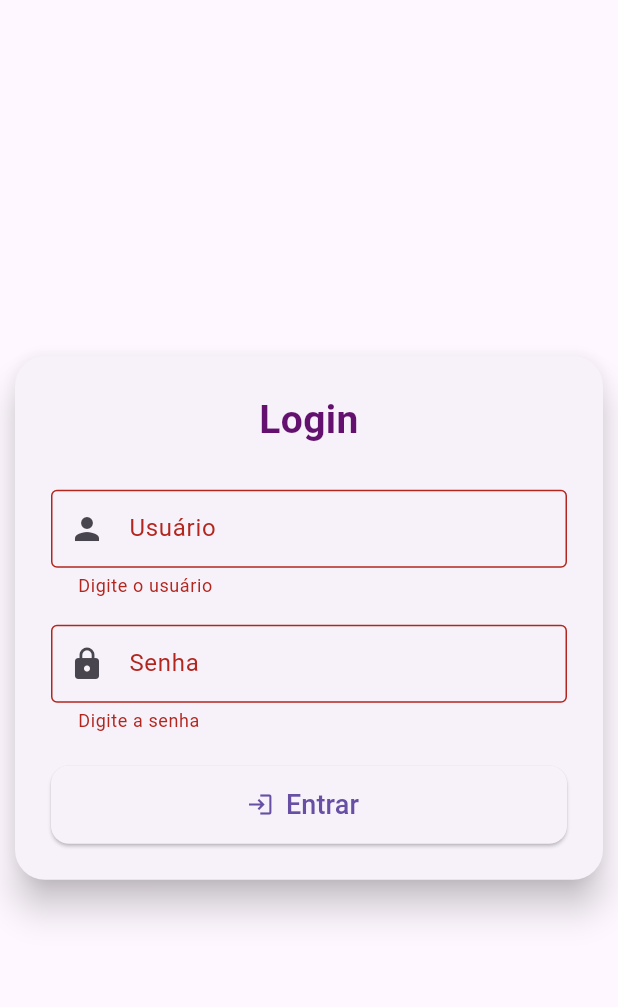
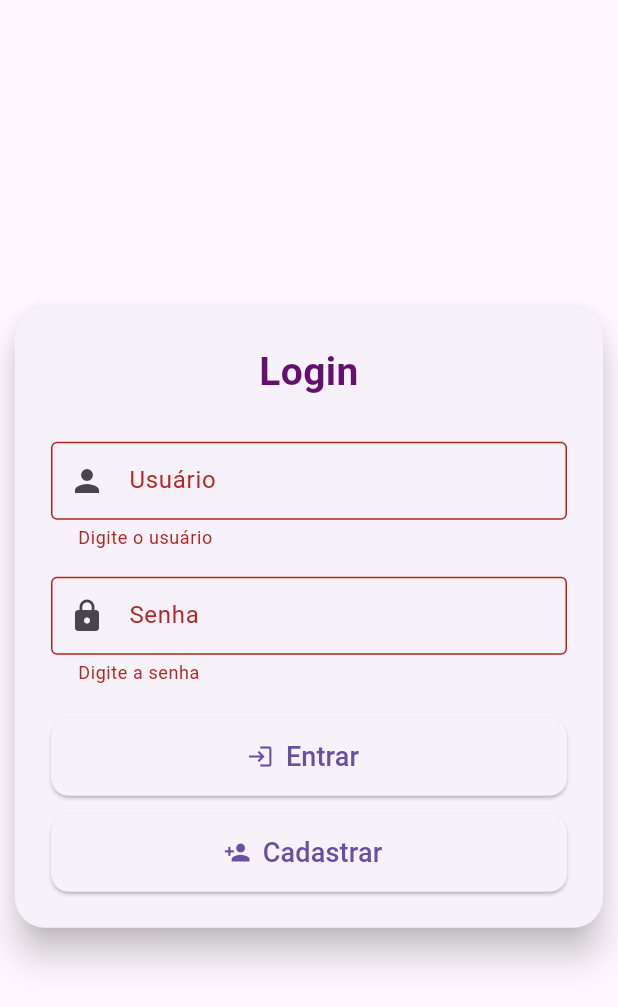
Before and after one commit to aliosmarchehade/contrato-social-paghiper-ddm, a Flutter app: the screen it shows after launch, after a tap on "Entrar", on a phone screen of 412 x 824 dp. Shown: the top 1007 px of the screen. Run offline on Flutter 3.47's test engine with Material 3 defaults, Android fonts, the phone set to English and light mode, and no system bars; our stand-ins replace file_picker, sqflite, sqflite_common_ffi_web; accounts and stored records are empty.

Commit message:
feat | tela de cadastro e conexao com banco

```diff
--- /dev/null
+++ b/contratosocial/lib/models/Usuario.dart
@@ -0,0 +1,31 @@
+class Usuario {
+  final int? id;
+  final String nome;
+  final String email;
+  final String senha;
+
+  Usuario({
+    this.id,
+    required this.nome,
+    required this.email,
+    required this.senha,
+  });
+
+  Map<String, dynamic> toMap() {
+    return {
+      'id': id,
+      'nome': nome,
+      'email': email,
+      'senha': senha,
+    };
+  }
+
+  factory Usuario.fromMap(Map<String, dynamic> map) {
+    return Usuario(
+      id: map['id'],
+      nome: map['nome'],
+      email: map['email'],
+      senha: map['senha'],
+    );
+  }
+}
--- a/contratosocial/lib/telas/pagina_login.dart
+++ b/contratosocial/lib/telas/pagina_login.dart
@@ -1,5 +1,8 @@
   import 'package:contratosocial/dashboard/dashboard_page.dart';
   import 'package:flutter/material.dart';
+  import 'pagina_cadastro.dart';
+  import '../models/usuario.dart';
+  import '../banco/database_helper.dart';
 
   class PaginaLogin extends StatefulWidget {
     const PaginaLogin({super.key});
@@ -13,12 +16,14 @@ class _LoginPageState extends State<PaginaLogin> {
     final _usuarioController = TextEditingController();
     final _senhaController = TextEditingController();
 
-  void _fazerLogin() {
+    void _fazerLogin() async {
     if (_formKey.currentState!.validate()) {
-      final usuario = _usuarioController.text.trim();
+      final nome = _usuarioController.text.trim();
       final senha = _senhaController.text.trim();
 
-      if (usuario == "admin" && senha == "123") {
+      final usuario = await DatabaseHelper().autenticarUsuario(nome, senha);
+
+      if (usuario != null) {
         Navigator.pushReplacement(
           context,
           MaterialPageRoute(builder: (context) => const DashboardPage()),
@@ -31,21 +36,26 @@ class _LoginPageState extends State<PaginaLogin> {
     }
   }
 
+    void _irParaCadastro() {
+      Navigator.push(
+        context,
+        MaterialPageRoute(builder: (context) => const PaginaCadastro()),
+      );
+    }
+
     @override
     Widget build(BuildContext context) {
       return Scaffold(
         body: Center(
           child: ConstrainedBox(
-          constraints: const BoxConstraints(
-            maxWidth: 400, // um pouco mais largo para telas grandes
-          ),
+            constraints: const BoxConstraints(maxWidth: 400),
             child: Card(
               elevation: 10,
               shape: RoundedRectangleBorder(
                 borderRadius: BorderRadius.circular(20),
               ),
               child: Padding(
-              padding: const EdgeInsets.all(24.0), // mais espaço interno
+                padding: const EdgeInsets.all(24.0),
                 child: Form(
                   key: _formKey,
                   child: Column(
@@ -68,10 +78,8 @@ class _LoginPageState extends State<PaginaLogin> {
                           labelText: "Usuário",
                           prefixIcon: Icon(Icons.person),
                           border: OutlineInputBorder(),
-                        contentPadding: EdgeInsets.symmetric(
-                          vertical: 14,
-                          horizontal: 14,
-                        ),
+                          contentPadding:
+                              EdgeInsets.symmetric(vertical: 14, horizontal: 14),
                         ),
                         validator: (value) =>
                             value == null || value.isEmpty ? "Digite o usuário" : null,
@@ -84,10 +92,8 @@ class _LoginPageState extends State<PaginaLogin> {
                           labelText: "Senha",
                           prefixIcon: Icon(Icons.lock),
                           border: OutlineInputBorder(),
-                        contentPadding: EdgeInsets.symmetric(
-                          vertical: 14,
-                          horizontal: 14,
-                        ),
+                          contentPadding:
+                              EdgeInsets.symmetric(vertical: 14, horizontal: 14),
                         ),
                         validator: (value) =>
                             value == null || value.isEmpty ? "Digite a senha" : null,
@@ -101,7 +107,22 @@ class _LoginPageState extends State<PaginaLogin> {
                           style: TextStyle(fontSize: 18),
                         ),
                         style: ElevatedButton.styleFrom(
-                        minimumSize: const Size.fromHeight(52), // botão mais alto
+                          minimumSize: const Size.fromHeight(52),
+                          shape: RoundedRectangleBorder(
+                            borderRadius: BorderRadius.circular(12),
+                          ),
+                        ),
+                      ),
+                      const SizedBox(height: 12),
+                      ElevatedButton.icon(
+                        onPressed: _irParaCadastro,
+                        icon: const Icon(Icons.person_add),
+                        label: const Text(
+                          "Cadastrar",
+                          style: TextStyle(fontSize: 18),
+                        ),
+                        style: ElevatedButton.styleFrom(
+                          minimumSize: const Size.fromHeight(52),
                           shape: RoundedRectangleBorder(
                             borderRadius: BorderRadius.circular(12),
                           ),
```
Also changed, not shown: contratosocial/lib/banco/database_helper.dart (added, +84 -0 lines), contratosocial/lib/telas/pagina_cadastro.dart (added, +157 -0 lines), 2 other files. Lines whose indentation alone changed are shown as unchanged.
